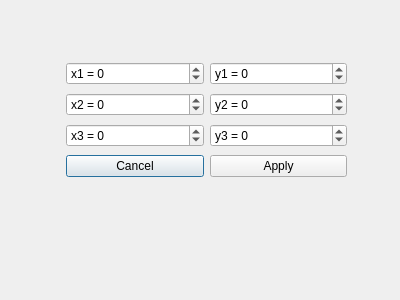
Above: TriangleDialog.ui from KapitoliyVZ/GeometricShapes before the change. Below: the same form after it.
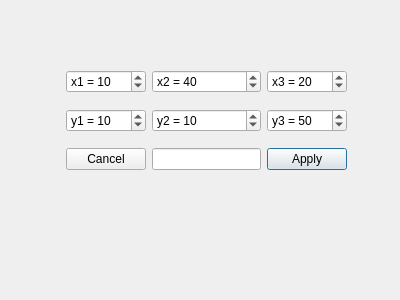
That is the form after the change.

```diff
--- a/TriangleDialog.ui
+++ b/TriangleDialog.ui
@@ -23,6 +23,16 @@
     </rect>
    </property>
    <layout class="QGridLayout" name="gridLayout">
+    <item row="3" column="2">
+     <widget class="QPushButton" name="applyButton">
+      <property name="text">
+       <string>Apply</string>
+      </property>
+      <property name="default">
+       <bool>true</bool>
+      </property>
+     </widget>
+    </item>
     <item row="0" column="0">
      <widget class="QSpinBox" name="x1">
       <property name="prefix">
@@ -34,9 +44,38 @@
       <property name="maximum">
        <number>500</number>
       </property>
+      <property name="value">
+       <number>10</number>
+      </property>
      </widget>
     </item>
+    <item row="3" column="0">
+     <widget class="QPushButton" name="cancelButton">
+      <property name="text">
+       <string>Cancel</string>
+      </property>
+     </widget>
+    </item>
+    <item row="3" column="1">
+     <widget class="QLineEdit" name="LineTriangleName"/>
+    </item>
     <item row="0" column="1">
+     <widget class="QSpinBox" name="x2">
+      <property name="prefix">
+       <string>x2 = </string>
+      </property>
+      <property name="minimum">
+       <number>-500</number>
+      </property>
+      <property name="maximum">
+       <number>500</number>
+      </property>
+      <property name="value">
+       <number>40</number>
+      </property>
+     </widget>
+    </item>
+    <item row="1" column="0">
      <widget class="QSpinBox" name="y1">
       <property name="prefix">
        <string>y1 = </string>
@@ -48,7 +87,23 @@
        <number>500</number>
       </property>
       <property name="value">
-       <number>0</number>
+       <number>10</number>
+      </property>
+     </widget>
+    </item>
+    <item row="0" column="2">
+     <widget class="QSpinBox" name="x3">
+      <property name="prefix">
+       <string>x3 = </string>
+      </property>
+      <property name="minimum">
+       <number>-500</number>
+      </property>
+      <property name="maximum">
+       <number>500</number>
+      </property>
+      <property name="value">
+       <number>20</number>
       </property>
      </widget>
     </item>
@@ -63,25 +118,12 @@
       <property name="maximum">
        <number>500</number>
       </property>
-     </widget>
-    </item>
-    <item row="2" column="0">
-     <widget class="QSpinBox" name="x3">
-      <property name="prefix">
-       <string>x3 = </string>
-      </property>
-      <property name="minimum">
-       <number>-500</number>
-      </property>
-      <property name="maximum">
-       <number>500</number>
-      </property>
       <property name="value">
-       <number>0</number>
+       <number>10</number>
       </property>
      </widget>
     </item>
-    <item row="2" column="1">
+    <item row="1" column="2">
      <widget class="QSpinBox" name="y3">
       <property name="prefix">
        <string>y3 = </string>
@@ -93,37 +135,7 @@
        <number>500</number>
       </property>
       <property name="value">
-       <number>0</number>
-      </property>
-     </widget>
-    </item>
-    <item row="3" column="0">
-     <widget class="QPushButton" name="cancelButton">
-      <property name="text">
-       <string>Cancel</string>
-      </property>
-     </widget>
-    </item>
-    <item row="3" column="1">
-     <widget class="QPushButton" name="applyButton">
-      <property name="text">
-       <string>Apply</string>
-      </property>
-     </widget>
-    </item>
-    <item row="1" column="0">
-     <widget class="QSpinBox" name="x2">
-      <property name="prefix">
-       <string>x2 = </string>
-      </property>
-      <property name="minimum">
-       <number>-500</number>
-      </property>
-      <property name="maximum">
-       <number>500</number>
-      </property>
-      <property name="value">
-       <number>0</number>
+       <number>50</number>
       </property>
      </widget>
     </item>
```
